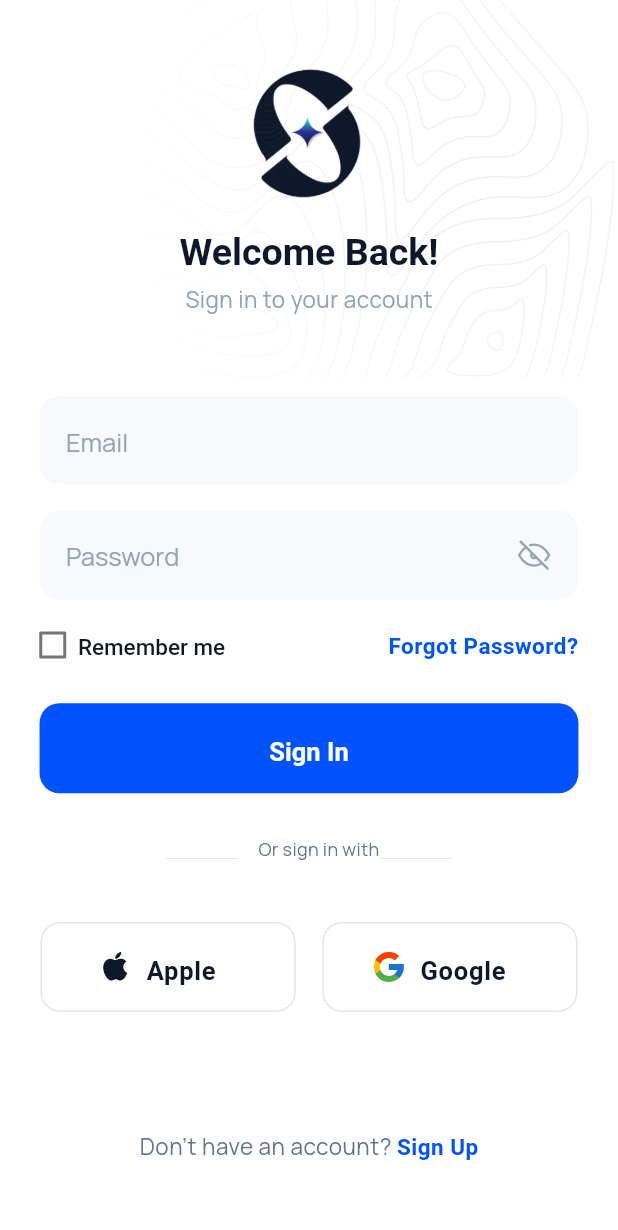
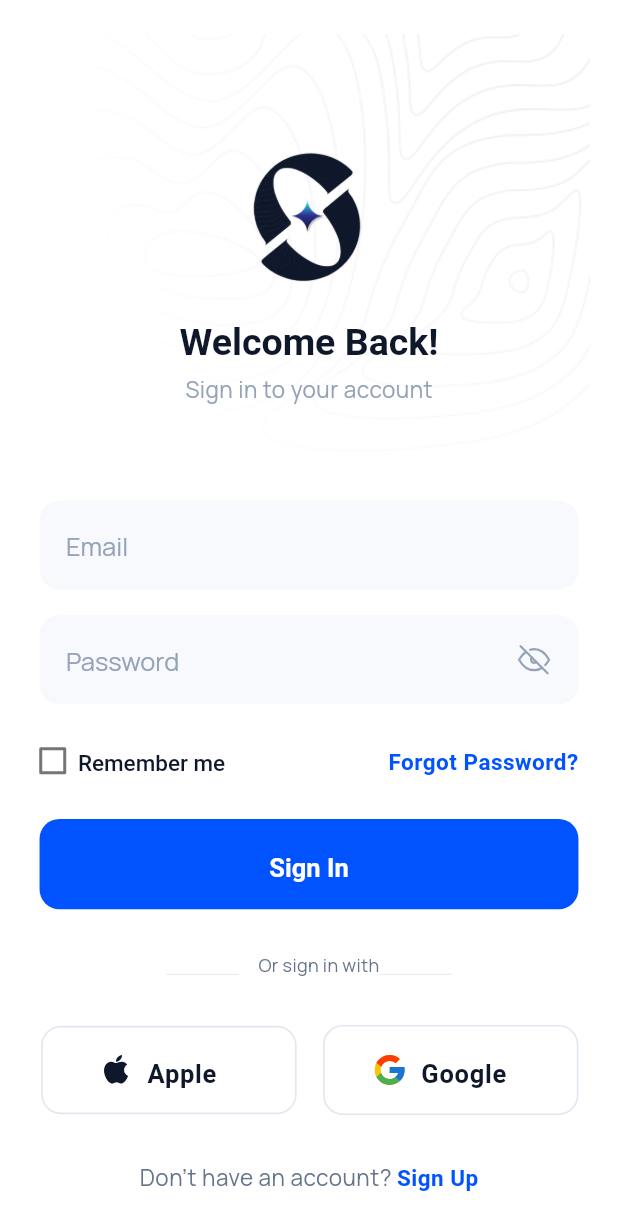
Before and after one commit to RoseLXIV/noughtplan, a Flutter app: the LoginPageScreen screen opened by its route, on a phone screen of 412 x 824 dp. Shown: the top 1230 px of the screen. Run offline on Flutter 3.47's test engine with Material 2 defaults, Android fonts, the phone set to English and light mode, and no system bars; our stand-ins replace cached_network_image, flutter_svg, flutter_svg_provider, flutter_switch; missing offline and left inert: country_pickers.

Commit message:
Navigation and Login Page

```diff
--- a/lib/core/utils/image_constant.dart
+++ b/lib/core/utils/image_constant.dart
@@ -89,6 +89,8 @@ class ImageConstant {
   static String imgCalculator = 'assets/images/img_calculator.svg';
 
   static String imgGroup23 = 'assets/images/img_group23.png';
+
+  static String Topographic = 'assets/images/Topographic.png';
 
   static String imgReply = 'assets/images/img_reply.svg';
 
--- a/lib/presentation/get_started_screen/get_started_screen.dart
+++ b/lib/presentation/get_started_screen/get_started_screen.dart
@@ -76,6 +76,9 @@ class GetStartedScreen extends StatelessWidget {
                 ),
               ),
               CustomButton(
+                onTap: () {
+                  Navigator.pushNamed(context, '/login_page_screen');
+                },
                 height: getVerticalSize(
                   56,
                 ),
--- a/lib/presentation/login_page_screen/login_page_screen.dart
+++ b/lib/presentation/login_page_screen/login_page_screen.dart
@@ -62,7 +62,7 @@ class LoginPageScreen extends StatelessWidget {
                                                     onTapImgClose(context);
                                                   }),
                                               Padding(
-                                                  padding: getPadding(top: 104),
+                                                  padding: getPadding(top: 160),
                                                   child: Text("Welcome Back!",
                                                       overflow:
                                                           TextOverflow.ellipsis,
@@ -71,7 +71,7 @@ class LoginPageScreen extends StatelessWidget {
                                                           .txtHelveticaNowTextBold24)),
                                               Padding(
                                                   padding: getPadding(
-                                                      top: 6, bottom: 11),
+                                                      top: 6, bottom: 20),
                                                   child: Text(
                                                       "Sign in to your account",
                                                       overflow:
@@ -115,7 +115,7 @@ class LoginPageScreen extends StatelessWidget {
                                     isObscureText: true),
                                 Padding(
                                     padding: getPadding(
-                                        left: 24, top: 17, right: 24),
+                                        left: 24, top: 24, right: 24),
                                     child: Row(
                                         mainAxisAlignment:
                                             MainAxisAlignment.spaceBetween,
@@ -187,13 +187,13 @@ class LoginPageScreen extends StatelessWidget {
                                         ])),
                                 Padding(
                                     padding: getPadding(
-                                        left: 24, top: 23, right: 24),
+                                        left: 24, top: 15, right: 24),
                                     child: Row(
                                         mainAxisAlignment:
-                                            MainAxisAlignment.center,
+                                            MainAxisAlignment.end,
                                         children: [
                                           CustomButton(
-                                              height: getVerticalSize(56),
+                                              height: getVerticalSize(55),
                                               width: getHorizontalSize(155),
                                               text: "Apple",
                                               variant:
@@ -223,7 +223,7 @@ class LoginPageScreen extends StatelessWidget {
                                                           .imgGoogle)))
                                         ])),
                                 Padding(
-                                    padding: getPadding(top: 74),
+                                    padding: getPadding(top: 29),
                                     child: RichText(
                                         text: TextSpan(children: [
                                           TextSpan(
@@ -253,12 +253,12 @@ class LoginPageScreen extends StatelessWidget {
                           alignment: Alignment.topCenter,
                           child: Container(
                               padding: getPadding(
-                                  left: 143, top: 40, right: 143, bottom: 40),
+                                  left: 143, top: 40, right: 143, bottom: 123),
                               decoration: BoxDecoration(
                                   image: DecorationImage(
                                       image:
-                                          AssetImage(ImageConstant.imgGroup23),
-                                      fit: BoxFit.cover)),
+                                          AssetImage(ImageConstant.Topographic),
+                                      fit: BoxFit.none)),
                               child: Column(
                                   mainAxisSize: MainAxisSize.min,
                                   mainAxisAlignment: MainAxisAlignment.start,
@@ -267,7 +267,7 @@ class LoginPageScreen extends StatelessWidget {
                                         imagePath: ImageConstant.imgGroup182982,
                                         height: getSize(87),
                                         width: getSize(87),
-                                        margin: getMargin(bottom: 68))
+                                        margin: getMargin(top: 52))
                                   ])))
                     ])))));
   }
--- a/pubspec.yaml
+++ b/pubspec.yaml
@@ -6,14 +6,13 @@ environment:
 dependencies:
   flutter:
     sdk: flutter
-  provider: ^6.0.5
+  flutter_riverpod: ^2.1.3
   cached_network_image: ^3.2.1
   flutter_svg: ^1.1.6
   flutter_switch: ^0.3.2
   country_pickers: ^2.0.0
   flutter_svg_provider: ^1.0.3
   intl: ^0.17.0
-  animated_splash_screen: ^1.3.0
 dev_dependencies:
   flutter_test:
     sdk: flutter
```
Also changed, not shown: assets/images/Topographic.png (added), pubspec.lock, 1 other file.
